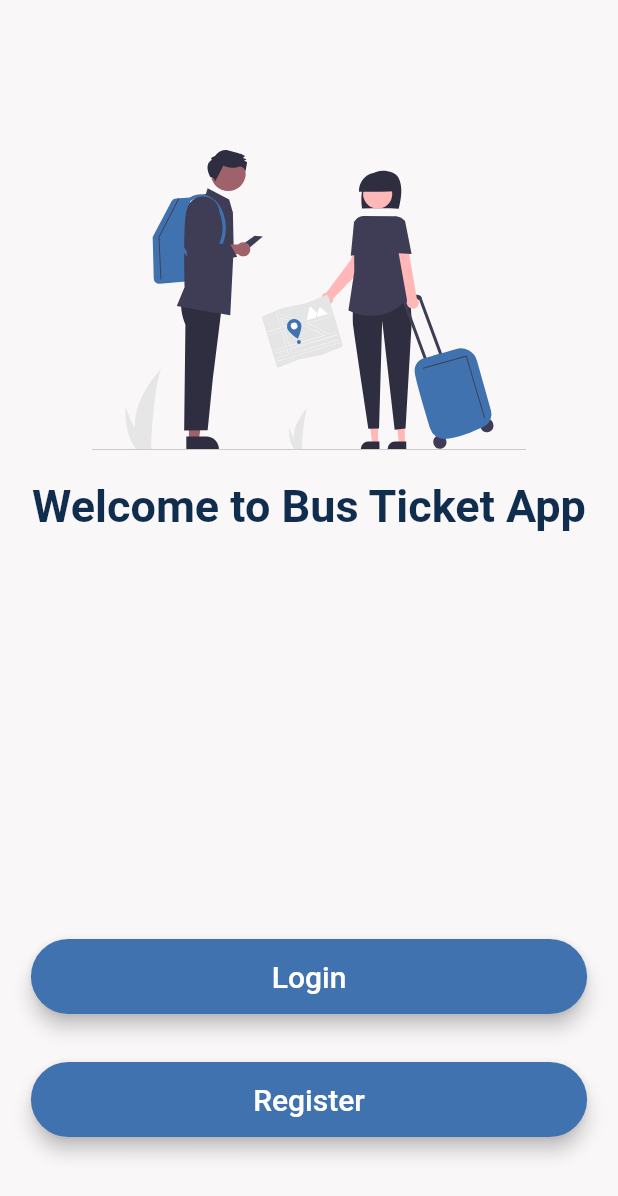
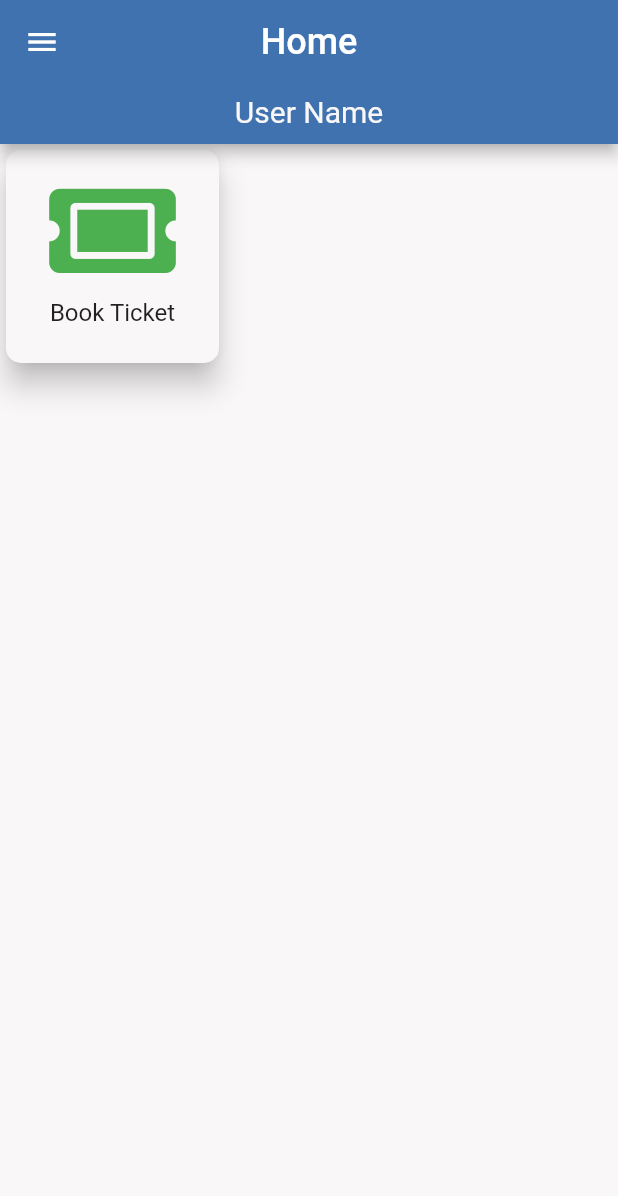
Before and after one commit to usamaTheFirst/bus_app, a Flutter app: the screen it shows after launch, on a phone screen of 412 x 824 dp. Shown: the top 1196 px of the screen. Run offline on Flutter 3.47's test engine with Material 2 defaults, Android fonts, the phone set to English and light mode, and no system bars; our stand-ins replace flutter_svg, font_awesome_flutter, intl_phone_number_input.

Commit message:
main user screen added

```diff
--- /dev/null
+++ b/lib/bus.dart
@@ -0,0 +1,6 @@
+export 'screens/home_page.dart';
+export 'screens/login_screen.dart';
+export 'screens/signup_screen.dart';
+export 'screens/main_user_screen.dart';
+export 'widgets/rounded_button.dart';
+export 'widgets/menu_tile.dart';
--- a/lib/constants/constants.dart
+++ b/lib/constants/constants.dart
@@ -1,5 +1,3 @@
-import 'dart:ui';
-
 import 'package:flutter/material.dart';
 
 const kBackgroundColor = Color(0xFFF9F7F7);
@@ -21,5 +19,3 @@ const kTextFieldDecoration = InputDecoration(
     borderRadius: BorderRadius.all(Radius.circular(10.0)),
   ),
 );
-
-// const kButtonStyle = ElevatedButton.styleFrom(back);
--- a/lib/main.dart
+++ b/lib/main.dart
@@ -1,6 +1,4 @@
-import 'package:bus_ticket_app/screens/home_page.dart';
-import 'package:bus_ticket_app/screens/login_screen.dart';
-import 'package:bus_ticket_app/screens/signup_screen.dart';
+import 'bus.dart';
 import 'package:flutter/material.dart';
 import 'package:flutter/services.dart';
 
@@ -22,16 +20,17 @@ class MyApp extends StatelessWidget {
   Widget build(BuildContext context) {
     return MaterialApp(
       routes: {
-        LoginScreen.routeName: (context) => LoginScreen(),
-        HomePage.routeName: (context) => HomePage(),
-        SignupScreen.routeName: (context) => SignupScreen()
+        LoginScreen.routeName: (context) => const LoginScreen(),
+        HomePage.routeName: (context) => const HomePage(),
+        SignupScreen.routeName: (context) => const SignupScreen(),
+        MainUserScreen.routeName: (context) => const MainUserScreen(),
       },
       title: 'Flutter Demo',
       theme: ThemeData(
         scaffoldBackgroundColor: kBackgroundColor,
         primarySwatch: Colors.blue,
       ),
-      home: const HomePage(),
+      home: const MainUserScreen(),
     );
   }
 }
--- a/lib/screens/home_page.dart
+++ b/lib/screens/home_page.dart
@@ -16,7 +16,7 @@ class HomePage extends StatelessWidget {
           // mainAxisAlignment: MainAxisAlignment.center,
           children: <Widget>[
             Container(
-              margin: EdgeInsets.only(top: 100),
+              margin: const EdgeInsets.only(top: 100),
               alignment: Alignment.topCenter,
               child: SvgPicture.asset(
                 'assets/illustration.svg',
--- /dev/null
+++ b/lib/screens/main_user_screen.dart
@@ -0,0 +1,45 @@
+import 'package:flutter/material.dart';
+import 'package:font_awesome_flutter/font_awesome_flutter.dart';
+import '/bus.dart';
+import '../constants/constants.dart';
+
+class MainUserScreen extends StatelessWidget {
+  const MainUserScreen({Key? key}) : super(key: key);
+
+  static const routeName = '/main_user_screen';
+
+  @override
+  Widget build(BuildContext context) {
+    return Scaffold(
+      appBar: AppBar(
+        title: const Text(
+          'Home',
+          style: TextStyle(fontSize: 24),
+        ),
+        backgroundColor: kPrimaryColor,
+        centerTitle: true,
+        leading: IconButton(
+          icon: Icon(Icons.menu),
+          onPressed: () {},
+        ),
+        bottom: PreferredSize(
+          child: Container(
+            padding: EdgeInsets.only(bottom: 10),
+            child: Text(
+              'User Name',
+              style: TextStyle(
+                fontSize: 20,
+                color: kBackgroundColor,
+              ),
+            ),
+          ),
+          preferredSize: Size.fromHeight(40),
+        ),
+      ),
+      body: MenuTile(
+          title: 'Book Ticket',
+          onTap: () {},
+          iconSource: FontAwesomeIcons.ticketAlt),
+    );
+  }
+}
--- /dev/null
+++ b/lib/widgets/menu_tile.dart
@@ -0,0 +1,50 @@
+import 'package:flutter/material.dart';
+import '../constants/constants.dart';
+import 'package:font_awesome_flutter/font_awesome_flutter.dart';
+
+class MenuTile extends StatelessWidget {
+  const MenuTile({
+    Key? key,
+    required this.title,
+    required this.iconSource,
+    required this.onTap,
+  }) : super(key: key);
+
+  final IconData iconSource;
+  final String title;
+  final Function onTap;
+
+  @override
+  Widget build(BuildContext context) {
+    return GestureDetector(
+      onTap: () {},
+      child: SizedBox(
+        width: 150,
+        height: 150,
+        child: Card(
+          shape: RoundedRectangleBorder(
+            borderRadius: BorderRadius.circular(10),
+          ),
+          color: kBackgroundColor,
+          elevation: 8,
+          borderOnForeground: false,
+          child: Column(
+            mainAxisAlignment: MainAxisAlignment.center,
+            children: [
+              FaIcon(iconSource, size: 75, color: Colors.green),
+              Padding(
+                padding: EdgeInsets.all(8.0),
+                child: Text(
+                  "Book Ticket",
+                  style: TextStyle(
+                    fontSize: 16,
+                  ),
+                ),
+              ),
+            ],
+          ),
+        ),
+      ),
+    );
+  }
+}
--- a/lib/widgets/rounded_button.dart
+++ b/lib/widgets/rounded_button.dart
@@ -5,7 +5,7 @@ class RoundedButton extends StatelessWidget {
   final String title;
   final VoidCallback function;
 
-  const RoundedButton(
+  RoundedButton(
       {required this.color, required this.title, required this.function});
 
   @override
--- a/pubspec.yaml
+++ b/pubspec.yaml
@@ -36,6 +36,7 @@ dependencies:
   cupertino_icons: ^1.0.2
   flutter_svg: ^1.0.3
   intl_phone_number_input: ^0.7.0+2
+  font_awesome_flutter: ^9.2.0
 
 
 dev_dependencies:
```
Also changed, not shown: lib/screens/login_screen.dart (+8 -7 lines), lib/screens/signup_screen.dart (+19 -11 lines), pubspec.lock.
